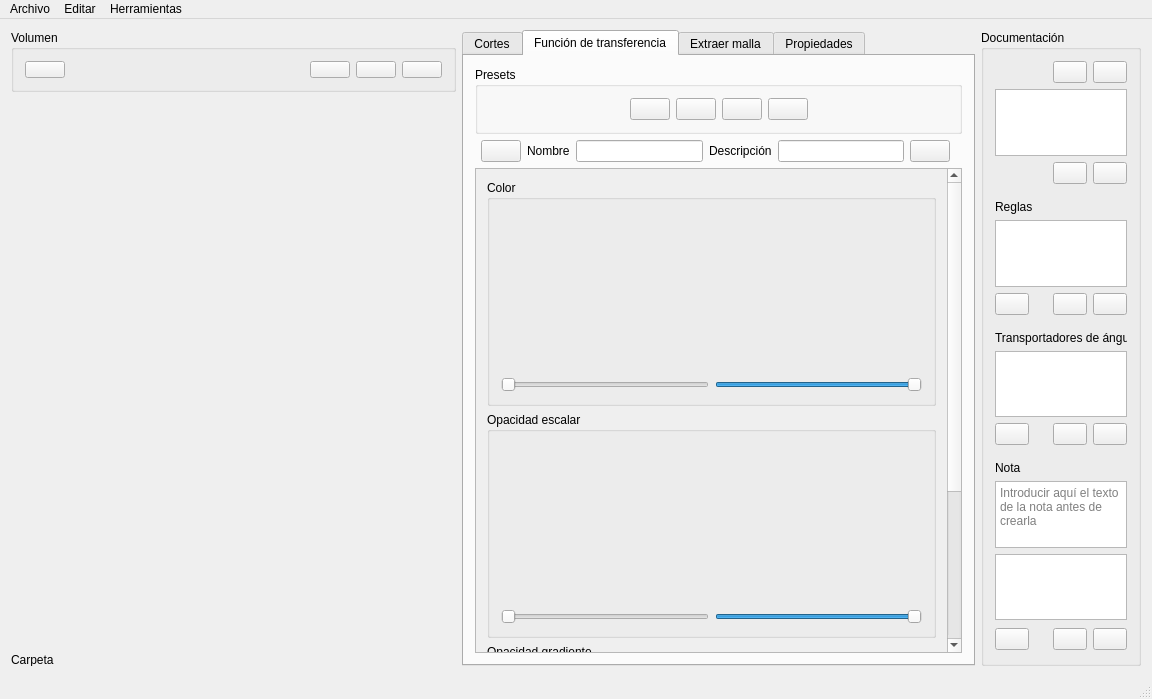
Old version of the form src/GUI/mainwindow.ui in the repository fblupi/3DCurator.
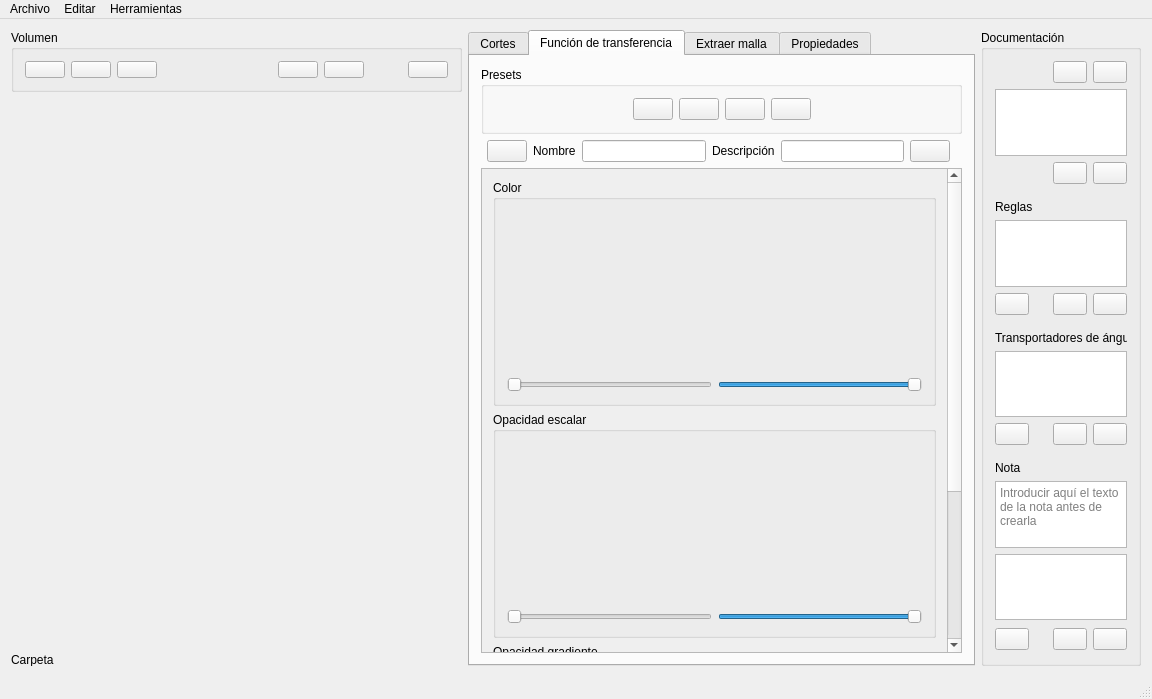
New version of the form. The open tabs and pages were chosen to show the change. Icons and pictures are not drawn. Custom widgets are drawn as their Qt base class.

Commit message: Buttons for import/export volume

```diff
--- a/src/GUI/mainwindow.ui
+++ b/src/GUI/mainwindow.ui
@@ -50,6 +50,23 @@
          </property>
          <property name="icon">
           <iconset resource="../../assets/resources.qrc">
+           <normaloff>:/icons/folder-dicom.png</normaloff>:/icons/folder-dicom.png</iconset>
+         </property>
+         <property name="iconSize">
+          <size>
+           <width>21</width>
+           <height>21</height>
+          </size>
+         </property>
+        </widget>
+       </item>
+       <item>
+        <widget class="QPushButton" name="openVolume">
+         <property name="text">
+          <string/>
+         </property>
+         <property name="icon">
+          <iconset resource="../../assets/resources.qrc">
            <normaloff>:/icons/folder.png</normaloff>:/icons/folder.png</iconset>
          </property>
          <property name="iconSize">
@@ -60,6 +77,23 @@
          </property>
         </widget>
        </item>
+       <item>
+        <widget class="QPushButton" name="saveVolume">
+         <property name="text">
+          <string/>
+         </property>
+         <property name="icon">
+          <iconset resource="../../assets/resources.qrc">
+           <normaloff>:/icons/save.png</normaloff>:/icons/save.png</iconset>
+         </property>
+         <property name="iconSize">
+          <size>
+           <width>21</width>
+           <height>21</height>
+          </size>
+         </property>
+        </widget>
+       </item>
        <item>
         <spacer name="horizontalSpacer_10">
          <property name="orientation">
@@ -73,6 +107,32 @@
          </property>
         </spacer>
        </item>
+       <item>
+        <spacer name="horizontalSpacer_25">
+         <property name="orientation">
+          <enum>Qt::Horizontal</enum>
+         </property>
+         <property name="sizeHint" stdset="0">
+          <size>
+           <width>40</width>
+           <height>20</height>
+          </size>
+         </property>
+        </spacer>
+       </item>
+       <item>
+        <spacer name="horizontalSpacer_26">
+         <property name="orientation">
+          <enum>Qt::Horizontal</enum>
+         </property>
+         <property name="sizeHint" stdset="0">
+          <size>
+           <width>40</width>
+           <height>20</height>
+          </size>
+         </property>
+        </spacer>
+       </item>
        <item>
         <widget class="QPushButton" name="filter">
          <property name="toolTip">
@@ -113,6 +173,19 @@
          </property>
         </widget>
        </item>
+       <item>
+        <spacer name="horizontalSpacer_24">
+         <property name="orientation">
+          <enum>Qt::Horizontal</enum>
+         </property>
+         <property name="sizeHint" stdset="0">
+          <size>
+           <width>40</width>
+           <height>20</height>
+          </size>
+         </property>
+        </spacer>
+       </item>
        <item>
         <widget class="QPushButton" name="exportVolumeImage">
          <property name="toolTip">
@@ -583,7 +656,7 @@
             <rect>
              <x>0</x>
              <y>0</y>
-             <width>131</width>
+             <width>452</width>
              <height>693</height>
             </rect>
            </property>
```
Left out of the diff: 4 changed lines with no effect on the pictures. The commit also changes 3 other files.
